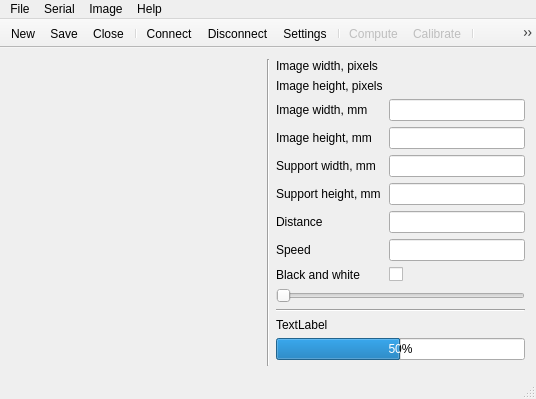
First picture: the form in projecteurlaser.ui, repository troisiemetype/c-projecteur-laser, before the edit.
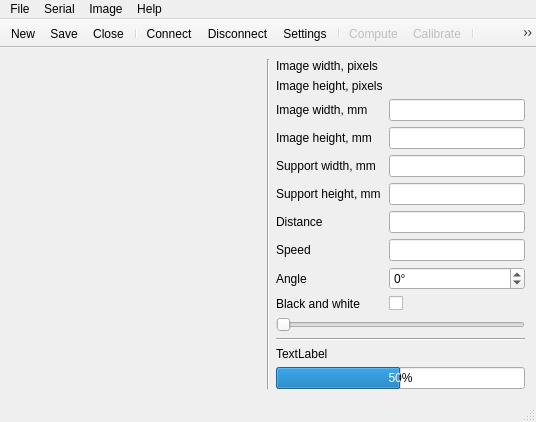
Second picture: the form after the edit.

Commit message: Added parsing in all Bresenham quadrants. Added scan angle setting in main window.

```diff
--- a/projecteurlaser.ui
+++ b/projecteurlaser.ui
@@ -148,7 +148,7 @@
           </property>
          </widget>
         </item>
-        <item row="8" column="0">
+        <item row="9" column="0">
          <widget class="QLabel" name="blackWhiteLabel">
           <property name="text">
            <string>Black and white</string>
@@ -165,13 +165,39 @@
         <item row="7" column="1">
          <widget class="QLineEdit" name="speedLineEdit"/>
         </item>
-        <item row="8" column="1">
+        <item row="9" column="1">
          <widget class="QCheckBox" name="blackWhiteCheckEdit">
           <property name="text">
            <string/>
           </property>
          </widget>
         </item>
+        <item row="8" column="0">
+         <widget class="QLabel" name="angleLabel">
+          <property name="text">
+           <string>Angle</string>
+          </property>
+         </widget>
+        </item>
+        <item row="8" column="1">
+         <widget class="QSpinBox" name="angleSpinBox">
+          <property name="accelerated">
+           <bool>true</bool>
+          </property>
+          <property name="keyboardTracking">
+           <bool>false</bool>
+          </property>
+          <property name="suffix">
+           <string>°</string>
+          </property>
+          <property name="minimum">
+           <number>-90</number>
+          </property>
+          <property name="maximum">
+           <number>90</number>
+          </property>
+         </widget>
+        </item>
        </layout>
       </item>
       <item>
```
Left out of the diff: 3 changed lines with no effect on the pictures. The commit also changes 6 other files.
